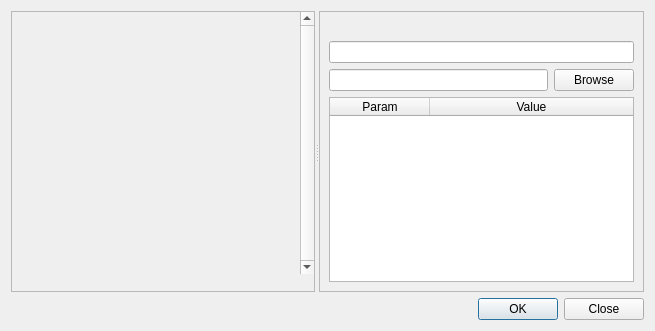
This is app/texture_browser.ui in tonttu/Shaderkit as Qt 5 draws it before an edit. The edited form follows.
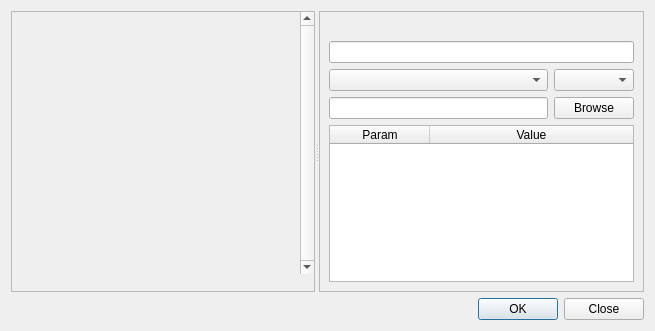
This is the edited form. Icons and pictures are not drawn.

Commit message: Renderpass / FBO selector to the texture browser.

Patch:
```diff
--- a/app/texture_browser.ui
+++ b/app/texture_browser.ui
@@ -122,17 +122,17 @@
        <item row="1" column="0" colspan="2">
         <widget class="QLineEdit" name="name"/>
        </item>
-       <item row="2" column="0">
+       <item row="3" column="0">
         <widget class="QLineEdit" name="filename"/>
        </item>
-       <item row="2" column="1">
+       <item row="3" column="1">
         <widget class="QPushButton" name="browse">
          <property name="text">
           <string>Browse</string>
          </property>
         </widget>
        </item>
-       <item row="3" column="0" colspan="2">
+       <item row="4" column="0" colspan="2">
         <widget class="QTableWidget" name="params">
          <property name="selectionBehavior">
           <enum>QAbstractItemView::SelectRows</enum>
@@ -174,6 +174,12 @@
          </property>
         </widget>
        </item>
+       <item row="2" column="0">
+        <widget class="QComboBox" name="renderpass"/>
+       </item>
+       <item row="2" column="1">
+        <widget class="QComboBox" name="color"/>
+       </item>
       </layout>
      </widget>
     </widget>
```
The commit also changes 9 other files.
